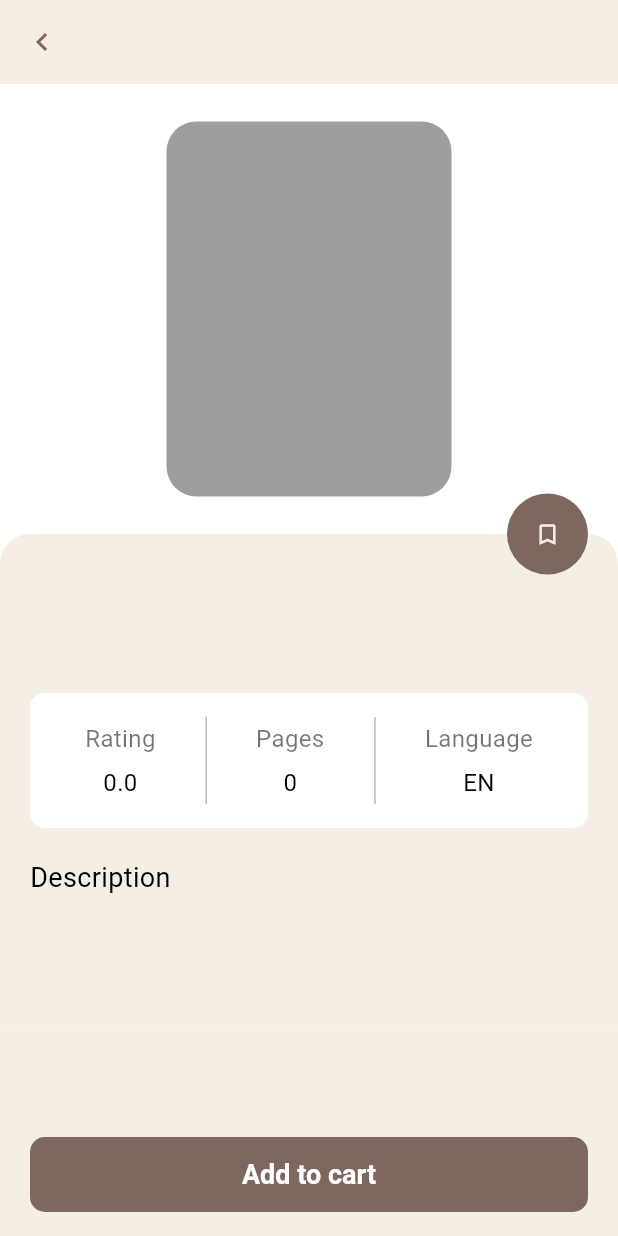
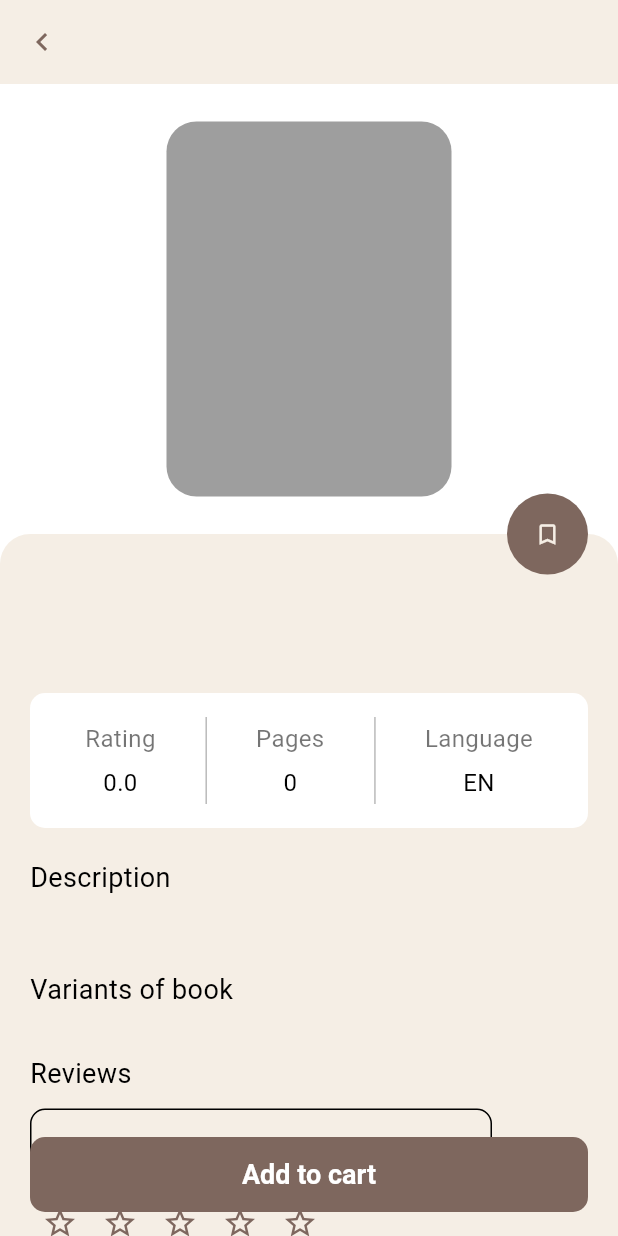
Before and after one commit to Grifon333/books_bart, a Flutter app: the BookDetailsWidget screen opened directly, on a phone screen of 412 x 824 dp. Run offline on Flutter 3.47's test engine with Material 3 defaults, Android fonts, the phone set to English and light mode, and no system bars; our stand-ins replace cloud_firestore, firebase_auth, firebase_core, firebase_storage, flutter_secure_storage, flutter_slidable and 2 more; accounts and stored records are empty; generated files the repository leaves out were written again.

Commit message:
Add review for book and refactoring.

```diff
--- a/lib/domain/entity/book.dart
+++ b/lib/domain/entity/book.dart
@@ -7,15 +7,9 @@ class Book {
   String description;
   String category;
   String imageURL;
-  Map<String, int> rating;
+  Map<int, int> rating;
 
-  static const Map<String, int> _emptyRating = {
-    '1': 0,
-    '2': 0,
-    '3': 0,
-    '4': 0,
-    '5': 0
-  };
+  static const Map<int, int> _emptyRating = {1: 0, 2: 0, 3: 0, 4: 0, 5: 0};
 
   Book({
     required this.title,
@@ -43,10 +37,13 @@ class Book {
     SnapshotOptions? options,
   ) {
     final data = snapshot.data();
-    final ratingData = (data?['rating'] is Map<String, int>)
-        ? Map.from(data?['rating']) as Map<String, int>
-        : _emptyRating;
-
+    final ratingData = data?['rating'] as Map<String, dynamic>;
+    final Map<int, int> rating = ratingData.map(
+      (key, value) => MapEntry(
+        int.tryParse(key.toString()) ?? 0,
+        int.tryParse(value.toString()) ?? 0,
+      ),
+    );
     return Book(
       title: data?['title'],
       authors: data?['authors'],
@@ -55,7 +52,7 @@ class Book {
       category: data?['category'],
       imageURL: data?['image_url'] ??
           'https://edit.org/images/cat/book-covers-big-2019101610.jpg',
-      rating: ratingData,
+      rating: rating,
     );
   }
 
@@ -67,7 +64,7 @@ class Book {
       'description': description,
       'category': category,
       'image_url': imageURL,
-      'rating': rating,
+      'rating': rating.map((key, value) => MapEntry(key.toString(), value)),
     };
   }
 
@@ -78,7 +75,7 @@ class Book {
     String? description,
     String? category,
     String? imageURL,
-    Map<String, int>? rating,
+    Map<int, int>? rating,
   }) {
     return Book(
       title: title ?? this.title,
--- a/lib/ui/widgets/book_details/book_details_view_model.dart
+++ b/lib/ui/widgets/book_details/book_details_view_model.dart
@@ -1,5 +1,6 @@
 import 'package:books_bart/domain/entity/book.dart';
 import 'package:books_bart/domain/entity/favorite_book.dart';
+import 'package:books_bart/domain/entity/review.dart';
 import 'package:books_bart/domain/entity/variant_of_book.dart';
 import 'package:books_bart/domain/repositories/book_repository.dart';
 import 'package:books_bart/domain/repositories/order_repository.dart';
@@ -15,6 +16,9 @@ class BookDetailsState {
   String imageURL = '';
   String rating = '';
   bool isFavoriteBook = false;
+  String reviewText = '';
+  int countStars = 0;
+  List<ReviewInfo> reviews = [];
 
   List<VariantOfBookInfo> variantsOfBook = [];
   int selectVariantOfBook = 0;
@@ -45,6 +49,7 @@ class BookDetailsViewModel extends ChangeNotifier {
     Map<String, VariantOfBook> variants = data[1];
     _setVariantsOfBookInfo(variants);
     _state.isFavoriteBook = await _isFavoriteBook();
+    await _getReviews();
     notifyListeners();
   }
 
@@ -57,7 +62,7 @@ class BookDetailsViewModel extends ChangeNotifier {
     double rating = 0;
     int count = 0;
     for (var ratingEntry in book.rating.entries) {
-      int countStars = int.parse(ratingEntry.key);
+      int countStars = ratingEntry.key;
       int countEvaluation = ratingEntry.value;
       rating += countStars * countEvaluation;
       count += countEvaluation;
@@ -70,6 +75,7 @@ class BookDetailsViewModel extends ChangeNotifier {
   }
 
   void _setVariantsOfBookInfo(Map<String, VariantOfBook> variants) {
+    _state.variantsOfBook.clear();
     for (var variantEntry in variants.entries) {
       VariantOfBook variantOfBook = variantEntry.value;
       _state.variantsOfBook.add(VariantOfBookInfo(
@@ -88,6 +94,20 @@ class BookDetailsViewModel extends ChangeNotifier {
     String uid = (await _userRepository.getCurrentUserData()).uid;
     FavoriteBook favoriteBook = FavoriteBook(uid: uid, idBook: bookId);
     return await _bookRepository.isFavoriteBook(favoriteBook);
+  }
+
+  Future<void> _getReviews() async {
+    _state.reviews.clear();
+    List<Review> reviews = await _bookRepository.getReviews(bookId);
+    for (Review review in reviews) {
+      _state.reviews.add(
+        ReviewInfo(
+          countStars: review.rating,
+          text: review.body,
+          author: review.username,
+        ),
+      );
+    }
   }
 
   void onPressedReturn() {
@@ -118,6 +138,29 @@ class BookDetailsViewModel extends ChangeNotifier {
     _state.isFavoriteBook ^= true;
     notifyListeners();
   }
+
+  void onChangeCountStars(int index) {
+    _state.countStars = index + 1;
+    notifyListeners();
+  }
+
+  void onChangedReviewText(String value) {
+    _state.reviewText = value;
+    notifyListeners();
+  }
+
+  Future<void> onPressedAddReview() async {
+    String username =
+        (await _userRepository.getCurrentUserData()).name ?? 'no name';
+    Review review = Review(
+      body: _state.reviewText,
+      rating: _state.countStars,
+      username: username,
+      idBook: bookId,
+    );
+    await _bookRepository.addReview(review);
+    await _init();
+  }
 }
 
 class VariantOfBookInfo {
@@ -139,3 +182,15 @@ class VariantOfBookInfo {
     required this.publicationYear,
   });
 }
+
+class ReviewInfo {
+  int countStars;
+  String text;
+  String author;
+
+  ReviewInfo({
+    required this.countStars,
+    required this.text,
+    required this.author,
+  });
+}
--- a/lib/ui/widgets/book_details/book_details_widget.dart
+++ b/lib/ui/widgets/book_details/book_details_widget.dart
@@ -112,6 +112,8 @@ class _BookInfoWidget extends StatelessWidget {
                   _DescriptionWidget(),
                   SizedBox(height: 20),
                   _VariantsOfBookInfoWidget(),
+                  SizedBox(height: 20),
+                  _ReviewsWidget(),
                 ],
               ),
             ),
@@ -320,7 +322,15 @@ class _VariantsOfBookInfoWidget extends StatelessWidget {
   Widget build(BuildContext context) {
     final countVariants =
         context.watch<BookDetailsViewModel>().state.variantsOfBook.length;
-    return SingleChildScrollView(
+    return Column(
+      crossAxisAlignment: CrossAxisAlignment.start,
+      children: [
+        const Text(
+          'Variants of book',
+          style: TextStyle(fontSize: 18),
+        ),
+        const SizedBox(height: 10),
+        SingleChildScrollView(
           scrollDirection: Axis.horizontal,
           child: Row(
             children: List.generate(
@@ -333,6 +343,8 @@ class _VariantsOfBookInfoWidget extends StatelessWidget {
               ),
             ),
           ),
+        ),
+      ],
     );
   }
 }
@@ -417,3 +429,104 @@ class _VariantOfBookInfoWidget extends StatelessWidget {
     );
   }
 }
+
+class _ReviewsWidget extends StatelessWidget {
+  const _ReviewsWidget();
+
+  @override
+  Widget build(BuildContext context) {
+    final countReviews =
+        context.watch<BookDetailsViewModel>().state.reviews.length;
+    return SingleChildScrollView(
+      child: Column(
+        crossAxisAlignment: CrossAxisAlignment.start,
+        children: [
+          const Text(
+            'Reviews',
+            style: TextStyle(fontSize: 18),
+          ),
+          const SizedBox(height: 10),
+          const _AddReviewFormWidget(),
+          const SizedBox(height: 20),
+          Column(
+            children: List.generate(
+              countReviews,
+              (index) => _ReviewWidget(index),
+            ),
+          ),
+        ],
+      ),
+    );
+  }
+}
+
+class _AddReviewFormWidget extends StatelessWidget {
+  const _AddReviewFormWidget();
+
+  @override
+  Widget build(BuildContext context) {
+    final model = context.watch<BookDetailsViewModel>();
+    final countStars =
+        context.select((BookDetailsViewModel vm) => vm.state.countStars);
+    return Column(
+      children: [
+        Row(
+          children: [
+            Expanded(
+              child: TextField(
+                onChanged: model.onChangedReviewText,
+              ),
+            ),
+            TextButton(
+              onPressed: model.onPressedAddReview,
+              child: const Text('Add'),
+            ),
+          ],
+        ),
+        Row(
+          children: List.generate(
+            5,
+            (index) => IconButton(
+              onPressed: () => model.onChangeCountStars(index),
+              icon: Icon(index < countStars ? Icons.star : Icons.star_outline),
+              visualDensity: VisualDensity.compact,
+            ),
+          ),
+        ),
+      ],
+    );
+  }
+}
+
+class _ReviewWidget extends StatelessWidget {
+  final int index;
+
+  const _ReviewWidget(this.index);
+
+  @override
+  Widget build(BuildContext context) {
+    final review = context.watch<BookDetailsViewModel>().state.reviews[index];
+    return Column(
+      crossAxisAlignment: CrossAxisAlignment.start,
+      children: [
+        Row(
+          children: List.generate(
+            5,
+            (index) => Icon(
+              index < review.countStars ? Icons.star : Icons.star_outline,
+            ),
+          ),
+        ),
+        Text(
+          review.text,
+          style: const TextStyle(fontSize: 16),
+        ),
+        Text(
+          review.author,
+          style: const TextStyle(color: Colors.black54),
+        ),
+        const SizedBox(height: 10),
+      ],
+    );
+  }
+}
```
Also changed, not shown: lib/domain/api_client/api_client.dart (+77 -5 lines), lib/domain/entity/review.dart (+5 -5 lines), lib/domain/repositories/book_repository.dart (+18 -0 lines). Lines whose indentation alone changed are shown as unchanged.
